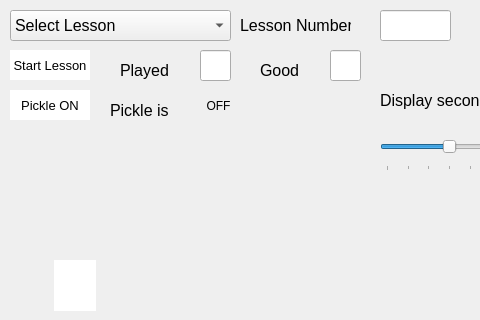
First picture: the form in widget.ui, repository knordine11/muSelectedLesson090626, before the edit; both pictures show x 0 to 480 and y 0 to 320 of the 682 by 405 pixel window.
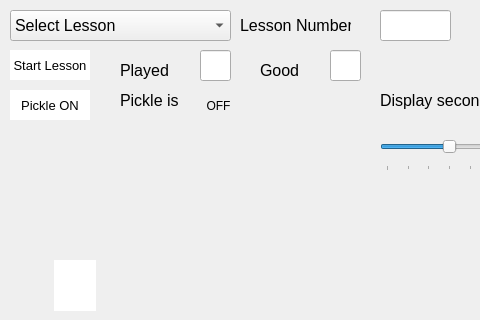
Second picture: the form after the edit.

Diff of the .ui file:
```diff
--- a/widget.ui
+++ b/widget.ui
@@ -670,9 +670,9 @@
   <widget class="QLabel" name="label_3">
    <property name="geometry">
     <rect>
-     <x>110</x>
-     <y>100</y>
-     <width>71</width>
+     <x>120</x>
+     <y>90</y>
+     <width>61</width>
      <height>21</height>
     </rect>
    </property>
```
